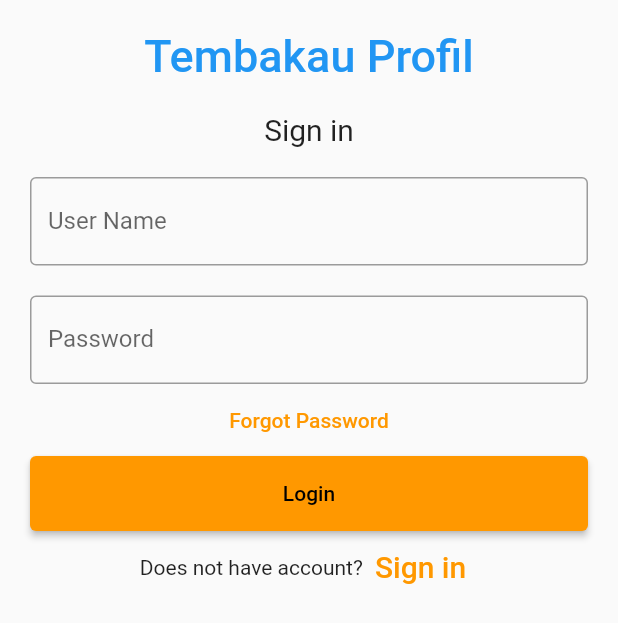
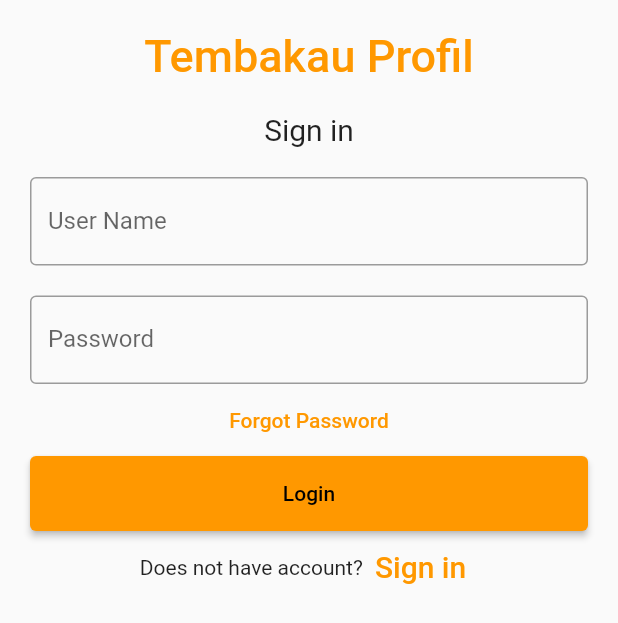
Before and after one commit to Faberroni/flutter_aspk_tembakau, a Flutter app: the MyStatefulWidget widget shown alone on an empty page, opened directly, on a phone screen of 412 x 824 dp. Shown: the top 623 px of the screen. Run offline on Flutter 3.47's test engine with Material 2 defaults, Android fonts, the phone set to English and light mode, and no system bars.

Commit message:
login app

```diff
--- a/lib/login.dart
+++ b/lib/login.dart
@@ -42,7 +42,7 @@ class _MyStatefulWidgetState extends State<MyStatefulWidget> {
                 child: const Text(
                   'Tembakau Profil',
                   style: TextStyle(
-                      color: Colors.blue,
+                      color: Colors.orange,
                       fontWeight: FontWeight.w500,
                       fontSize: 30),
                 )),
```
